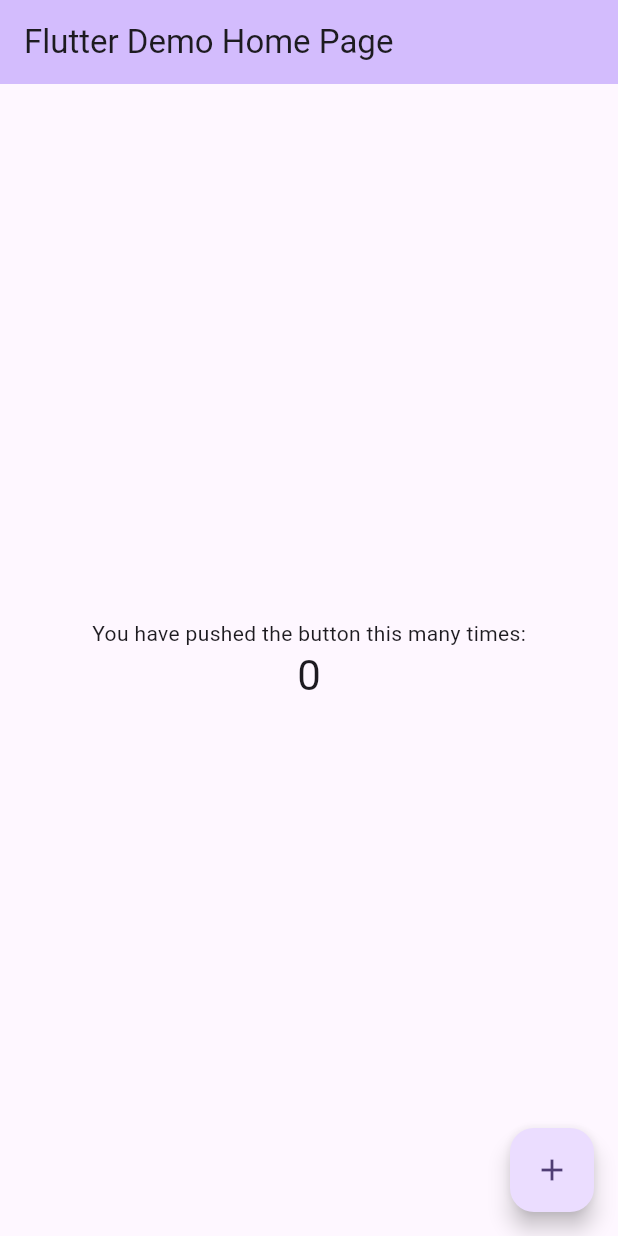
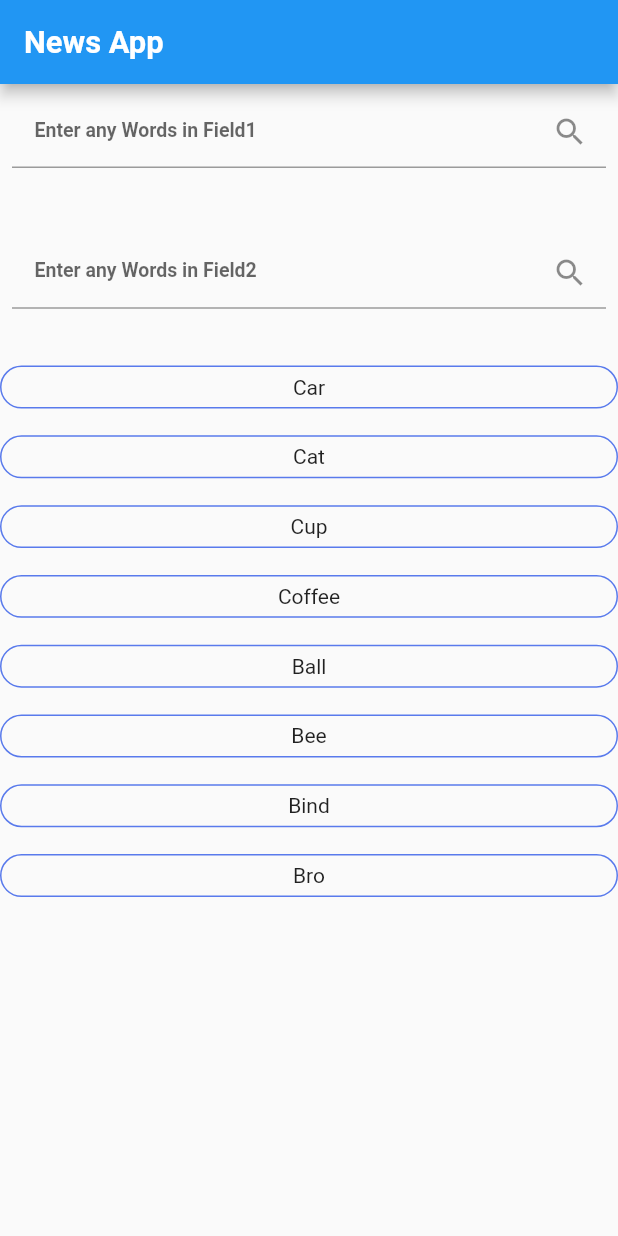
Before and after one commit to NabeelGef/NewsApp, a Flutter app: the screen it shows after launch, on a phone screen of 412 x 824 dp. Run offline on Flutter 3.47's test engine with Material 2 defaults, Android fonts, the phone set to English and light mode, and no system bars; our stand-ins replace flutter_screenutil, get.

Commit message:
Add Ui To This App

```diff
--- /dev/null
+++ b/lib/consts/api_path.dart
@@ -0,0 +1,4 @@
+class AppUrls {
+  static const String baseUrl = "https://newsapi.org";
+  static const apiKey = "6dd6b991dc104df2896f9d6daeb7df2a";
+}
--- /dev/null
+++ b/lib/consts/app_colors.dart
@@ -0,0 +1,71 @@
+import 'package:flutter/cupertino.dart';
+import 'package:flutter/material.dart';
+
+class AppColors {
+
+  static const Color transparent = Color(0x00000000);
+  static const Color black = Color(0xff000000);
+  static const Color white = Color(0xffFFFFFF);
+  static const Color white2  = Color(0xffF9ECFF);
+  static const Color lightWhite = Color(0xFFF3F2F7);
+  static const Color darkWhite = Color(0x99ffffff);
+  static const Color milk =  Color(0xFFE3E3F9);
+
+  static const Color blue = Color(0xFF597AEC);
+  static const Color blue2 = Color(0xff6679E7);
+  static const Color blue3 = Color(0xff5A7AEB);
+  static const Color darkBlue = Color(0xFF085b7c);
+  static const Color lightBlue2 = Color(0xff5F7AEA);
+  static const Color deepBlue  = Color(0xff022ECA);
+  static const Color gradientBlue = Color(0xff5C7AEB);
+
+  static const Color mainPurple = Color(0xFFA43DD4);
+  static const Color newDarkPurple = Color(0xFF8077DC);
+  static const Color lightPurble = Color(0xffD171BB);
+  static const Color darkPurple = Color(0xFF8000FF);
+  static const Color purple = Color(0xFFB673C6);
+  static const Color purple2 = Color(0xFF9628CA);
+  static const Color deepPurple = Color(0xff6C009F);
+
+  static const Color pink = Color(0xFFD371BB);
+  static const Color pink2 = Color(0xFFCD71BD);
+  static const Color pink3  = Color(0xffC672C0);
+  static const Color lightPink = Color(0xFFFAE4FF);
+  static const Color lightPink2 = Color(0xffD071BC);
+  static const Color darkPink = Color(0xFFFC446E);
+  static const Color gradientPink = Color(0xffCF71BD);
+
+  static const Color grey = Color(0xFF747474);
+  static const Color grey2 = Color(0xFF8E8E8E);
+  static const Color grey3 = Color(0xffB9B9B9);
+  static const Color grey4 = Color(0xffD9D9D9);
+  static const Color grey5 = Color(0xff9E9E9E);
+  static const Color lightGrey = Color(0xFFCDCDCD);
+  static const Color lightGrey2 = Color(0xff6E7781);
+  static const Color darkGrey = Color(0xFF323232);
+  static const Color deepGrey  = Color(0xff626262);
+  static const Color newGrey = Color(0x66A43DD4);
+
+  static const Color lightYellow = Color(0xFFD3C971);
+
+  static const Color green = Color(0xFF4E9C00);
+  static const Color green2 = Color(0xff007E2B);
+  static const Color darkGreen  = Color(0xff267700);
+
+  static const Color red = Color(0xFFC80000);
+  static const Color red2  = Color(0xffFF0000);
+
+  static Color shimmerContainerColor =  Colors.grey[300]!;
+  static const Color drawerColor = Color(0xFF11215B);
+  static mainGradient(){
+    return const LinearGradient(
+        begin: Alignment.topLeft,
+        end: Alignment.topRight,
+        colors: [
+          gradientBlue,
+          gradientPink
+        ]
+    );
+  }
+
+}
--- /dev/null
+++ b/lib/consts/text_styles.dart
@@ -0,0 +1,68 @@
+import 'package:flutter/material.dart';
+import 'app_colors.dart';
+
+
+TextStyle ultraBigBoldTextStyle = const TextStyle(
+  color: AppColors.grey,
+  fontSize: 18,
+  fontWeight: FontWeight.w600
+);
+
+TextStyle veryBigBoldTextStyle = const TextStyle(
+  color: AppColors.grey,
+  fontSize: 14,
+  fontWeight: FontWeight.bold,
+  overflow: TextOverflow.ellipsis,
+);
+
+TextStyle veryBigTextStyle = const TextStyle(
+  color: AppColors.grey,
+  fontSize: 14,
+  overflow: TextOverflow.ellipsis,
+);
+
+TextStyle bigBoldTextStyle = const TextStyle(
+  color: AppColors.grey,
+  fontSize: 13,
+  fontWeight: FontWeight.bold,
+  overflow: TextOverflow.ellipsis,
+);
+
+TextStyle bigTextStyle = const TextStyle(
+  color: AppColors.grey,
+  fontSize: 13,
+  overflow: TextOverflow.ellipsis,
+);
+
+TextStyle mediumTextStyle = const TextStyle(
+  color: AppColors.grey,
+  fontSize: 12,
+  overflow: TextOverflow.ellipsis,
+);
+
+TextStyle mediumBoldTextStyle = const TextStyle(
+  color: AppColors.grey,
+  fontSize: 12,
+  fontWeight: FontWeight.bold,
+  overflow: TextOverflow.ellipsis,
+);
+
+TextStyle smallTextStyle = const TextStyle(
+  color: AppColors.grey,
+  fontSize: 9,
+  overflow: TextOverflow.ellipsis,
+);
+
+TextStyle smallBoldTextStyle = const TextStyle(
+  color: AppColors.grey,
+  fontWeight: FontWeight.bold,
+  fontSize: 9,
+  overflow: TextOverflow.ellipsis,
+);
+
+TextStyle hintTextStyle =TextStyle(
+  color: AppColors.deepBlue.withOpacity(0.4),
+  fontSize: 12,
+  overflow: TextOverflow.ellipsis,
+  fontWeight: FontWeight.w500
+);
--- /dev/null
+++ b/lib/consts/texts.dart
@@ -0,0 +1,3 @@
+String isRequired = "The Field is Required";
+String hint1 = "Enter any Words in Field1";
+String hint2 = "Enter any Words in Field2";
--- /dev/null
+++ b/lib/controllers/home_screen_controller/home_screen_controller.dart
@@ -0,0 +1,41 @@
+import 'package:flutter/material.dart';
+import 'package:get/get.dart';
+import 'package:newstask/views/HomeScreen/widgets/make_custome-news.dart';
+
+import '../../consts/texts.dart';
+
+class HomeScreenController extends GetxController{
+  TextEditingController textform1 = TextEditingController();
+  TextEditingController textform2 = TextEditingController();
+
+  List<String> list1= [
+    "Car","Cat","Cup","Coffee"
+  ];
+  List<String> list2=[
+    "Ball","Bee","Bind","Bro",
+  ];
+
+
+  Widget GenerateNews(index){
+    if(index<list1.length){
+      return MakeCustomeNews(data: list1[index]);
+    }
+    else {
+      index = index - list1.length;
+      return MakeCustomeNews(data: list2[index]);
+    }
+  }
+
+  String? validation1(){
+    if(textform1.text.isEmpty){
+      return isRequired;
+    }
+    return null;
+  }
+  String? validation2(){
+    if(textform1.text.isEmpty){
+      return isRequired;
+    }
+    return null;
+  }
+}
--- a/lib/main.dart
+++ b/lib/main.dart
@@ -1,4 +1,8 @@
 import 'package:flutter/material.dart';
+import 'package:flutter_screenutil/flutter_screenutil.dart';
+import 'package:get/get.dart';
+import 'package:newstask/views/HomeScreen/home_screen.dart';
+
 
 void main() {
   runApp(const MyApp());
@@ -10,116 +14,14 @@ class MyApp extends StatelessWidget {
   // This widget is the root of your application.
   @override
   Widget build(BuildContext context) {
-    return MaterialApp(
-      title: 'Flutter Demo',
-      theme: ThemeData(
-        // This is the theme of your application.
-        //
-        // TRY THIS: Try running your application with "flutter run". You'll see
-        // the application has a blue toolbar. Then, without quitting the app,
-        // try changing the seedColor in the colorScheme below to Colors.green
-        // and then invoke "hot reload" (save your changes or press the "hot
-        // reload" button in a Flutter-supported IDE, or press "r" if you used
-        // the command line to start the app).
-        //
-        // Notice that the counter didn't reset back to zero; the application
-        // state is not lost during the reload. To reset the state, use hot
-        // restart instead.
-        //
-        // This works for code too, not just values: Most code changes can be
-        // tested with just a hot reload.
-        colorScheme: ColorScheme.fromSeed(seedColor: Colors.deepPurple),
-        useMaterial3: true,
-      ),
-      home: const MyHomePage(title: 'Flutter Demo Home Page'),
+    return const ScreenUtilInit(
+      designSize: Size(360, 690),
+      minTextAdapt: true,
+      splitScreenMode: false,
+      child: GetMaterialApp(
+          debugShowCheckedModeBanner: false,
+          title: 'Transport',
+          home: HomeScreen() ),
     );
   }
 }
-
-class MyHomePage extends StatefulWidget {
-  const MyHomePage({super.key, required this.title});
-
-  // This widget is the home page of your application. It is stateful, meaning
-  // that it has a State object (defined below) that contains fields that affect
-  // how it looks.
-
-  // This class is the configuration for the state. It holds the values (in this
-  // case the title) provided by the parent (in this case the App widget) and
-  // used by the build method of the State. Fields in a Widget subclass are
-  // always marked "final".
-
-  final String title;
-
-  @override
-  State<MyHomePage> createState() => _MyHomePageState();
-}
-
-class _MyHomePageState extends State<MyHomePage> {
-  int _counter = 0;
-
-  void _incrementCounter() {
-    setState(() {
-      // This call to setState tells the Flutter framework that something has
-      // changed in this State, which causes it to rerun the build method below
-      // so that the display can reflect the updated values. If we changed
-      // _counter without calling setState(), then the build method would not be
-      // called again, and so nothing would appear to happen.
-      _counter++;
-    });
-  }
-
-  @override
-  Widget build(BuildContext context) {
-    // This method is rerun every time setState is called, for instance as done
-    // by the _incrementCounter method above.
-    //
-    // The Flutter framework has been optimized to make rerunning build methods
-    // fast, so that you can just rebuild anything that needs updating rather
-    // than having to individually change instances of widgets.
-    return Scaffold(
-      appBar: AppBar(
-        // TRY THIS: Try changing the color here to a specific color (to
-        // Colors.amber, perhaps?) and trigger a hot reload to see the AppBar
-        // change color while the other colors stay the same.
-        backgroundColor: Theme.of(context).colorScheme.inversePrimary,
-        // Here we take the value from the MyHomePage object that was created by
-        // the App.build method, and use it to set our appbar title.
-        title: Text(widget.title),
-      ),
-      body: Center(
-        // Center is a layout widget. It takes a single child and positions it
-        // in the middle of the parent.
-        child: Column(
-          // Column is also a layout widget. It takes a list of children and
-          // arranges them vertically. By default, it sizes itself to fit its
-          // children horizontally, and tries to be as tall as its parent.
-          //
-          // Column has various properties to control how it sizes itself and
-          // how it positions its children. Here we use mainAxisAlignment to
-          // center the children vertically; the main axis here is the vertical
-          // axis because Columns are vertical (the cross axis would be
-          // horizontal).
-          //
-          // TRY THIS: Invoke "debug painting" (choose the "Toggle Debug Paint"
-          // action in the IDE, or press "p" in the console), to see the
-          // wireframe for each widget.
-          mainAxisAlignment: MainAxisAlignment.center,
-          children: <Widget>[
-            const Text(
-              'You have pushed the button this many times:',
-            ),
-            Text(
-              '$_counter',
-              style: Theme.of(context).textTheme.headlineMedium,
-            ),
-          ],
-        ),
-      ),
-      floatingActionButton: FloatingActionButton(
-        onPressed: _incrementCounter,
-        tooltip: 'Increment',
-        child: const Icon(Icons.add),
-      ), // This trailing comma makes auto-formatting nicer for build methods.
-    );
-  }
-}
--- /dev/null
+++ b/lib/views/HomeScreen/home_screen.dart
@@ -0,0 +1,70 @@
+import 'package:flutter/material.dart';
+import 'package:flutter_screenutil/flutter_screenutil.dart';
+import 'package:get/get.dart';
+
+
+import '../../consts/app_colors.dart';
+import '../../consts/text_styles.dart';
+import '../../consts/texts.dart';
+import '../../controllers/home_screen_controller/home_screen_controller.dart';
+import '../basewidgets/base_text_form_field.dart';
+import '../basewidgets/base_text_widget.dart';
+
+class HomeScreen extends StatelessWidget {
+  const HomeScreen({Key? key}) : super(key: key);
+
+  @override
+  Widget build(BuildContext context) {
+    return Scaffold(
+      appBar: AppBar(
+        title: BaseTextWidget("News App",style: ultraBigBoldTextStyle,color: AppColors.white,),
+      ),
+      body:  MakeHomeBody(),
+
+    );
+  }
+}
+class MakeHomeBody extends StatelessWidget {
+  MakeHomeBody({Key? key}) : super(key: key);
+  final HomeScreenController homeScreenController = Get.put(HomeScreenController());
+  @override
+  Widget build(BuildContext context) {
+    return Column(
+      children: [
+        BaseTextFormField(
+          controller: homeScreenController.textform1,
+          style: bigBoldTextStyle,
+          validator:(value) => homeScreenController.validation1(),
+          decoration: InputDecoration(
+            hintText: hint1,
+            suffixIcon: const Icon(Icons.search),
+            contentPadding: const EdgeInsets.all(15)
+          ),
+        ),
+        SizedBox(height: 25.h,),
+        BaseTextFormField(
+          controller: homeScreenController.textform2,
+          style: bigBoldTextStyle,
+          validator:(value) => homeScreenController.validation2(),
+          decoration: InputDecoration(
+              hintText: hint2,
+              suffixIcon: const Icon(Icons.search),
+              contentPadding: const EdgeInsets.all(15)
+          ),
+        ),
+        SizedBox(height: 25.h),
+        Expanded(
+          child: ListView.separated(
+            separatorBuilder: (context, index) {
+              return SizedBox(height: 15.h,);
+            },
+              itemCount: homeScreenController.list1.length+homeScreenController.list2.length,
+              itemBuilder: (context, index) {
+               return homeScreenController.GenerateNews(index);
+          }),
+        )
+
+      ],
+    );
+  }
+}
--- /dev/null
+++ b/lib/views/HomeScreen/widgets/make_custome-news.dart
@@ -0,0 +1,22 @@
+import 'package:flutter/material.dart';
+import 'package:flutter_screenutil/flutter_screenutil.dart';
+
+import '../../../consts/app_colors.dart';
+import '../../basewidgets/base_text_widget.dart';
+
+
+class MakeCustomeNews extends StatelessWidget {
+  MakeCustomeNews({Key? key , required this.data}) : super(key: key);
+  String data;
+  @override
+  Widget build(BuildContext context) {
+    return Container(
+        alignment: Alignment.center,
+        height: 25.sp,
+        decoration: BoxDecoration(
+          borderRadius: BorderRadius.circular(15),
+         border: Border.all(color: AppColors.blue)
+        ),
+        child: BaseTextWidget(data));
+  }
+}
--- /dev/null
+++ b/lib/views/basewidgets/base_text_form_field.dart
@@ -0,0 +1,23 @@
+
+import 'package:flutter/material.dart';
+
+class BaseTextFormField extends StatelessWidget {
+  BaseTextFormField({Key? key , this.controller,this.decoration,this.validator,this.style}) : super(key: key);
+  TextEditingController? controller;
+  TextStyle? style;
+  FormFieldValidator ? validator;
+  InputDecoration? decoration;
+
+  @override
+  Widget build(BuildContext context) {
+    return Padding(
+      padding: const EdgeInsets.all(8.0),
+      child: TextFormField(
+        controller: controller,
+        style: style,
+        validator: validator,
+        decoration: decoration,
+      ),
+    );
+  }
+}
--- /dev/null
+++ b/lib/views/basewidgets/base_text_widget.dart
@@ -0,0 +1,46 @@
+import 'package:flutter/material.dart';
+import 'package:flutter_screenutil/flutter_screenutil.dart';
+
+class BaseTextWidget extends StatelessWidget {
+  const BaseTextWidget(
+      this.text, {
+        super.key,
+        this.style,
+        this.color,
+        this.fontSize,
+        this.maxLines,
+        this.overflow,
+        this.textDirection,
+        this.decoration,
+        this.decorationColor,
+        this.textAlign,
+      });
+  final String text;
+  final TextStyle? style;
+  final Color? color;
+  final double? fontSize;
+  final int? maxLines;
+  final TextOverflow? overflow;
+  final TextDecoration? decoration;
+  final TextDirection? textDirection;
+  final Color? decorationColor;
+  final TextAlign? textAlign;
+  @override
+  Widget build(BuildContext context) {
+    return Text(
+      text,
+      textDirection: textDirection,
+      textAlign: textAlign,
+      maxLines: maxLines,
+      style: style != null
+          ? style!.copyWith(
+          color: color,
+          fontSize: fontSize != null ? fontSize!.sp : style!.fontSize?.sp,
+          overflow: overflow,
+          decoration: decoration,
+          decorationColor: decorationColor
+      )
+          : null,
+    );
+  }
+}
--- a/pubspec.yaml
+++ b/pubspec.yaml
@@ -35,6 +35,9 @@ dependencies:
   # The following adds the Cupertino Icons font to your application.
   # Use with the CupertinoIcons class for iOS style icons.
   cupertino_icons: ^1.0.2
+  get: ^4.6.5
+  dio: ^5.3.3
+  flutter_screenutil: ^5.9.0
 
 dev_dependencies:
   flutter_test:
```
Also changed, not shown: pubspec.lock.
